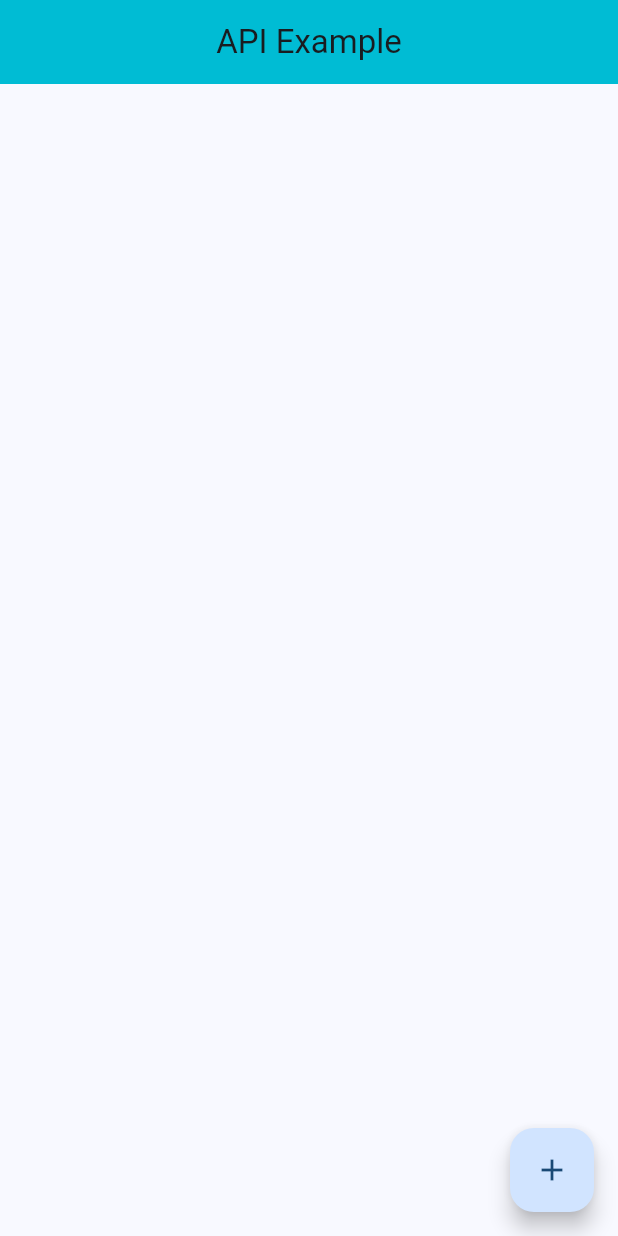
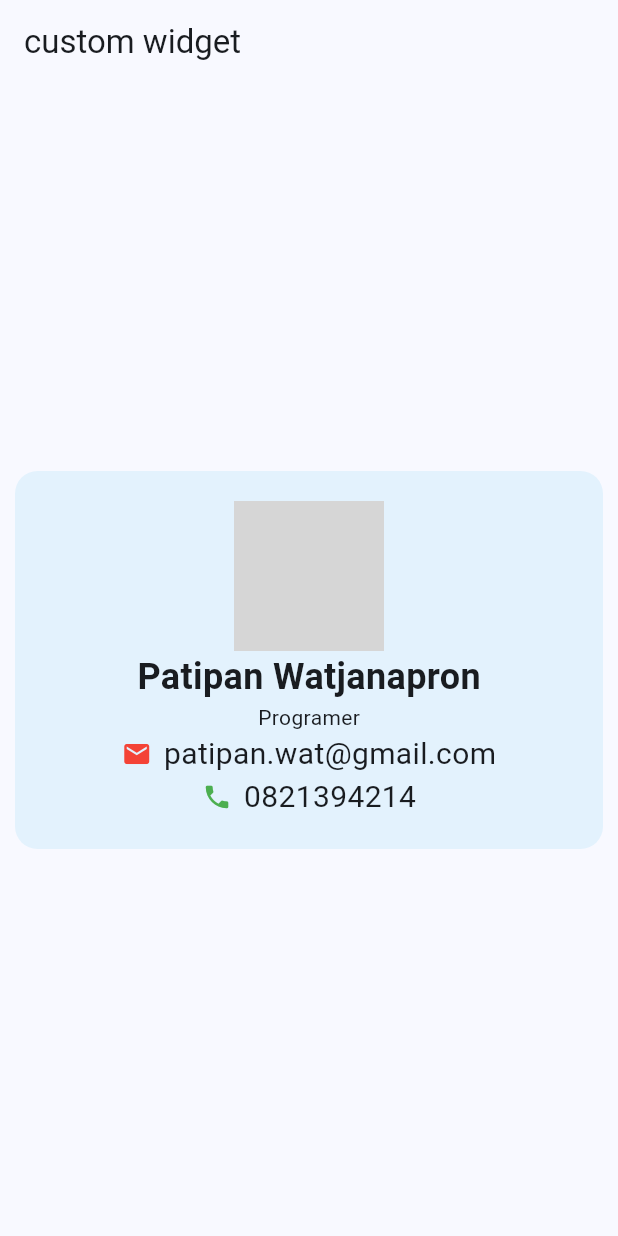
Before and after one commit to 660710592/first_app, a Flutter app: the screen it shows after launch, on a phone screen of 412 x 824 dp. Run offline on Flutter 3.47's test engine with Material 3 defaults, Android fonts, the phone set to English and light mode, and no system bars; our stand-ins replace firebase_core; accounts and stored records are empty; network calls fail; grey boxes are pictures that could not be loaded.

Commit message:
ProfileCard

```diff
--- /dev/null
+++ b/lib/Week6/components/Page/simple_custom_widget.dart
@@ -0,0 +1,55 @@
+import 'package:first_app/Week6/components/CustomCounterWidget.dart';
+import 'package:first_app/Week6/components/Profile_card.dart';
+import 'package:first_app/Week6/components/custom_card.dart';
+import 'package:flutter/material.dart';
+
+class SimpleCustomWidget extends StatefulWidget {
+  const SimpleCustomWidget({super.key});
+
+  @override
+  State<SimpleCustomWidget> createState() => _SimpleCustomWidgetState();
+}
+
+class _SimpleCustomWidgetState extends State<SimpleCustomWidget> {
+  @override
+  Widget build(BuildContext context) {
+    return Scaffold(
+      appBar: AppBar(title: Text('custom widget')),
+      body: Center(
+        child: Column(
+          mainAxisAlignment: MainAxisAlignment.center,
+          children: [
+            ProfileCard(
+              name: 'Patipan Watjanapron',
+              position: 'Programer',
+              email: 'patipan.wat@gmail.com',
+              phoneNumber: '0821394214',
+              imageUrl:
+                  'https://www.storylines.com/hs-fs/hubfs/Blogs/Luxury%20Travel%20Lifestyle/Private%20resort%20pool.jpg?width=1200&height=800&name=Private%20resort%20pool.jpg',
+            ),
+          ],
+        ),
+        //CUSTOMCOUNTERWIDGET_OLD EXAMPLE
+        /*child: Column(
+          mainAxisAlignment: MainAxisAlignment.center,
+          children: [
+            Customcounterwidget(title: 'Team A', backgroundColor: Colors.red),
+            SizedBox(height: 10),
+            Customcounterwidget(title: 'Team B', backgroundColor: Colors.blue),
+          ],
+        ),*/
+        //CUSTOMCARD EXAMPLE
+        /*child: Column(
+          mainAxisAlignment: MainAxisAlignment.spaceAround,
+          children: [
+            CustomCard(text: 'hellp', color: Colors.purple),
+            CustomCard(text: 'world', color: Colors.green),
+            CustomCard(text: 'good', color: Colors.blue),
+            CustomCard(text: 'game'),
+          ],
+        ),
+      ),*/
+      ),
+    );
+  }
+}
--- /dev/null
+++ b/lib/Week6/components/Profile_card.dart
@@ -0,0 +1,82 @@
+import 'package:flutter/material.dart';
+
+class ProfileCard extends StatefulWidget {
+  final String name;
+  final String position;
+  final String email;
+  final String phoneNumber;
+  final String imageUrl;
+  const ProfileCard({
+    super.key,
+    required this.name,
+    required this.position,
+    required this.email,
+    required this.phoneNumber,
+    required this.imageUrl,
+  });
+
+  @override
+  State<ProfileCard> createState() => _ProfileCardState();
+}
+
+class _ProfileCardState extends State<ProfileCard> {
+  @override
+  Widget build(BuildContext context) {
+    return Container(
+      width: 450,
+      padding: const EdgeInsets.all(20),
+      margin: const EdgeInsets.all(10),
+      decoration: BoxDecoration(
+        color: Colors.blue[50],
+        borderRadius: BorderRadius.circular(15),
+      ),
+      child: Column(
+        mainAxisAlignment: MainAxisAlignment.center,
+        children: [
+          ClipRRect(
+            borderRadius: BorderRadius.circular(50),
+            child: Image.network(
+              widget.imageUrl,
+              width: 100,
+              height: 100,
+              fit: BoxFit.cover,
+            ),
+          ),
+          Text(
+            '${widget.name}',
+            style: const TextStyle(fontSize: 24, fontWeight: FontWeight.bold),
+          ),
+          Text('${widget.position}', style: const TextStyle(fontSize: 14)),
+          Row(
+            mainAxisAlignment: MainAxisAlignment.center,
+            children: [
+              Icon(Icons.email, size: 20, color: Colors.red),
+              SizedBox(width: 8),
+              Text(
+                '${widget.email}',
+                style: const TextStyle(
+                  fontSize: 20,
+                  fontWeight: FontWeight.normal,
+                ),
+              ),
+            ],
+          ),
+          Row(
+            mainAxisAlignment: MainAxisAlignment.center,
+            children: [
+              Icon(Icons.phone, size: 20, color: Colors.green),
+              SizedBox(width: 8),
+              Text(
+                '${widget.phoneNumber}',
+                style: const TextStyle(
+                  fontSize: 20,
+                  fontWeight: FontWeight.normal,
+                ),
+              ),
+            ],
+          ),
+        ],
+      ),
+    );
+  }
+}
--- a/lib/main.dart
+++ b/lib/main.dart
@@ -8,6 +8,7 @@ import 'package:first_app/AirQualityApi.dart';
 import 'package:first_app/week5/ApiExample.dart';
 import 'package:first_app/week5/ApiExamplelist.dart';
 import 'package:first_app/week5/Assigment.dart';
+import 'package:first_app/Week6/components/Page/simple_custom_widget.dart';
 
 void main() {
   runApp(const MyApp());
@@ -31,7 +32,7 @@ class MyApp extends StatelessWidget {
         colorScheme: ColorScheme.fromSeed(seedColor: Colors.blue),
       ),
       debugShowCheckedModeBanner: false,
-      home: Assigment()
+      home: SimpleCustomWidget(),
     );
   }
 }
--- a/pubspec.yaml
+++ b/pubspec.yaml
@@ -34,6 +34,7 @@ dependencies:
   # The following adds the Cupertino Icons font to your application.
   # Use with the CupertinoIcons class for iOS style icons.
   cupertino_icons: ^1.0.8
+  cloud_firestore: ^6.0.2
 
 dev_dependencies:
   flutter_test:
```
Also changed, not shown: lib/Week6/components/CustomCounterWidget.dart (added, +48 -0 lines), lib/Week6/components/custom_card.dart (added, +20 -0 lines), firebase.json (added), lib/firebase_options.dart (added), pubspec.lock, 5 other files.
